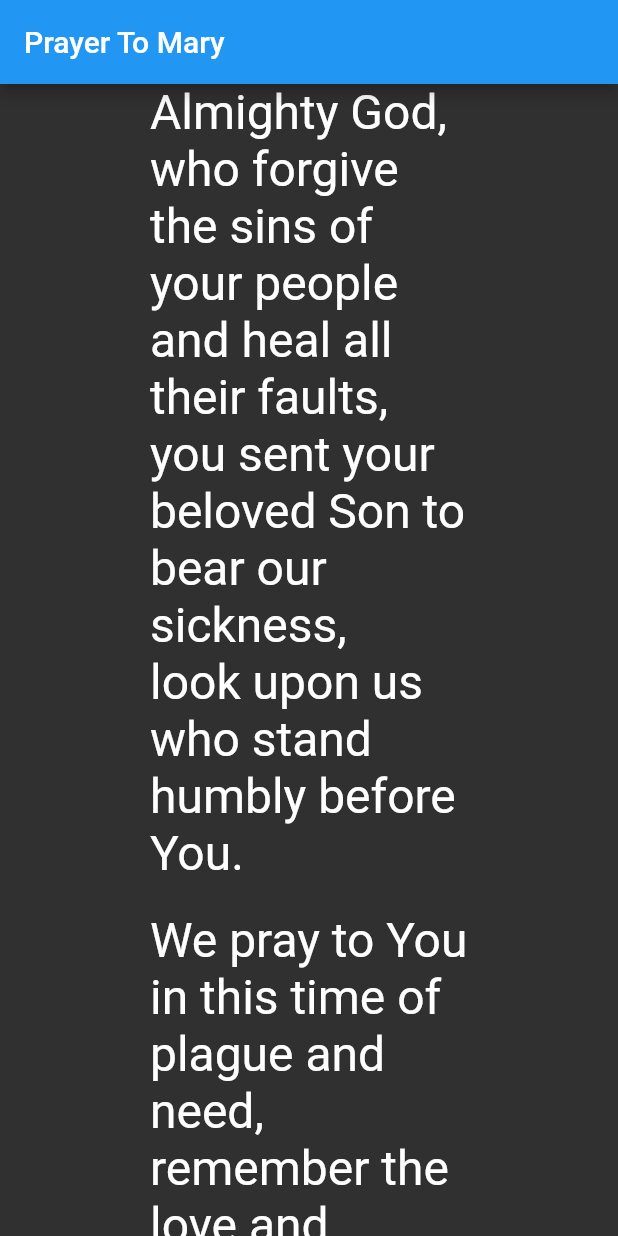
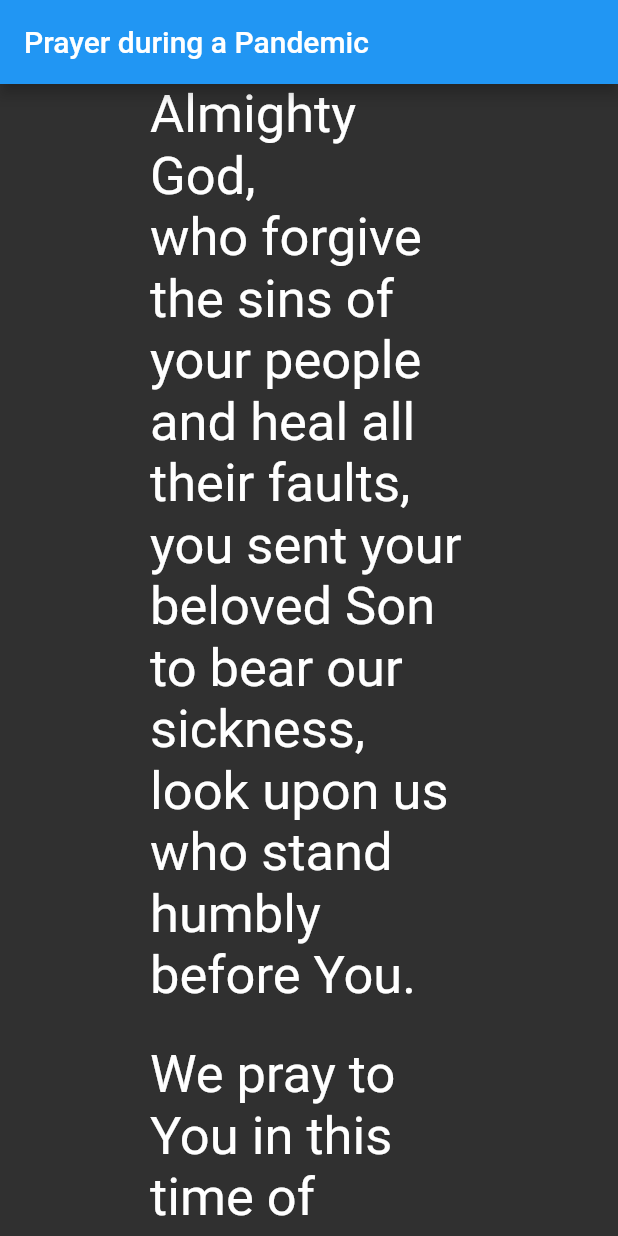
Before and after one commit to Leebecky/Prayerbook, a Flutter app: the PandemicPrayer screen opened directly with empty values, on a phone screen of 412 x 824 dp. Run offline on Flutter 3.47's test engine with Material 2 defaults, Android fonts, the phone set to English and light mode, and no system bars; missing offline and left inert: indexed_list_view.

Commit message:
Update 2.0
- Changed ListView to IndexedListView for more reliable navigation
- Increased overall application font size

```diff
--- a/lib/Chaplet/Page1.dart
+++ b/lib/Chaplet/Page1.dart
@@ -1,11 +1,13 @@
 import 'package:flutter/material.dart';
+import 'package:indexed_list_view/indexed_list_view.dart';
 import 'package:prayerbook/CustomWidget/customListTile.dart';
 import 'Page2.dart';
 import 'Page3.dart';
 
 class Chaplet extends StatelessWidget {
   final PageController chapletCtrl = PageController();
-  final ScrollController intercessionCtrl = ScrollController();
+  final IndexedScrollController intercessionCtrl =
+      IndexedScrollController(initialIndex: 0);
   final PageController pageCtrl;
   final ValueNotifier<int> intercessionIndex = ValueNotifier<int>(0);
 
@@ -28,17 +30,11 @@ class Chaplet extends StatelessWidget {
             //^  If we are still on the first page:
             if (chapletCtrl.page == 0) {
               //^ Go to next intercession if its not completed, else go to the next page
-              (intercessionIndex.value <= 8)
-                  ? intercessionCtrl.jumpTo(MediaQuery.of(context).size.width *
-                      intercessionIndex.value)
+              (intercessionIndex.value < 9)
+                  ? intercessionCtrl.jumpToIndex(intercessionIndex.value)
                   : chapletCtrl.nextPage(
                       duration: Duration(milliseconds: 1),
                       curve: Curves.linear);
-
-              //^ Increments the intercesionIndex when at 8 (cuz it starts at 0)
-              if (intercessionIndex.value == 8) {
-                intercessionIndex.value++;
-              }
             } else if (chapletCtrl.page != (chapletPages.length - 1)) {
               chapletCtrl.nextPage(
                   duration: Duration(milliseconds: 1), curve: Curves.linear);
@@ -81,21 +77,24 @@ class FirstPage extends StatelessWidget {
           ),
           Text(
             "[Say 1 Our Father and 3 Hail Marys after each of the following salutation in honour of the nine choirs of Angels]",
-            style: TextStyle(fontSize: 16),
+            style: TextStyle(fontSize: 22),
           ),
           SizedBox(
             height: 150,
           ),
           //~ Intercessions
           Expanded(
-            child: ListView.builder(
+            child: IndexedListView.builder(
+                minItemCount: 0,
+                maxItemCount: 9,
+                physics: ClampingScrollPhysics(),
                 controller: intercessionCtrl,
                 scrollDirection: Axis.horizontal,
-                itemCount: intercessions.length,
                 itemBuilder: (context, int i) {
                   intercessionIndex.value = i;
 
                   return Container(
+                      padding: EdgeInsets.symmetric(horizontal: 50),
                       width: MediaQuery.of(context).size.width,
                       child: intercessions[i]);
                 }),
@@ -107,41 +106,51 @@ class FirstPage extends StatelessWidget {
 
   final List<Widget> intercessions = [
     customListTile(
+        leading: Text("1.", style: leadingStyle),
         title:
-            "1. By the intercession of St. Michael and the celestial Choir of Seraphim, may the Lord make us worthy to burn with the fire of perfect charity.",
+            "By the intercession of St. Michael and the celestial Choir of Seraphim, may the Lord make us worthy to burn with the fire of perfect charity.",
         subtitle: "Amen"),
     customListTile(
+      leading: Text("2.", style: leadingStyle),
       title:
-          "2. By the intercession of St. Michael and the celestial Choir of Cherubim, may the Lord grant us the grace to leave the ways of sin and run in the paths of Christian perfection.",
+          "By the intercession of St. Michael and the celestial Choir of Cherubim, may the Lord grant us the grace to leave the ways of sin and run in the paths of Christian perfection.",
       subtitle: "Amen",
     ),
     customListTile(
+        leading: Text("3.", style: leadingStyle),
         title:
-            "3. By the intercession of St. Michael and the celestial Choir of Thrones, may the Lord infuse into our hearts a true and sincere spirit of humility.",
+            "By the intercession of St. Michael and the celestial Choir of Thrones, may the Lord infuse into our hearts a true and sincere spirit of humility.",
         subtitle: "Amen"),
     customListTile(
+        leading: Text("4.", style: leadingStyle),
         title:
-            "4. By the intercession of St. Michael and the celestial Choir of Dominations, may the Lord give us grace to govern our senses and overcome any unruly passions.",
+            "By the intercession of St. Michael and the celestial Choir of Dominations, may the Lord give us grace to govern our senses and overcome any unruly passions.",
         subtitle: "Amen"),
     customListTile(
+        leading: Text("5.", style: leadingStyle),
         title:
-            "5. By the intercession of St. Michael and the celestial Choir of Virtues, may the Lord preserve us from evil and falling into temptation.",
+            "By the intercession of St. Michael and the celestial Choir of Virtues, may the Lord preserve us from evil and falling into temptation.",
         subtitle: "Amen"),
     customListTile(
+        leading: Text("6.", style: leadingStyle),
         title:
-            "6. By the intercession of St. Michael and the celestial Choir of Powers, may the Lord protect our souls against the snares and temptations of the devil.",
+            "By the intercession of St. Michael and the celestial Choir of Powers, may the Lord protect our souls against the snares and temptations of the devil.",
         subtitle: "Amen"),
     customListTile(
+        leading: Text("7.", style: leadingStyle),
         title:
-            "7. By the intercession of St. Michael and the celestial Choir of Pricipalities, may God fill our souls with a true spirit of obedience.",
+            "By the intercession of St. Michael and the celestial Choir of Pricipalities, may God fill our souls with a true spirit of obedience.",
         subtitle: "Amen"),
     customListTile(
+        leading: Text("8.", style: leadingStyle),
         title:
-            "8. By the intercession of St. Michael and the celestial Choir of Archangels, may the Lord give us perseverance in faith and in all good works in order that we may attain the glory of heaven.",
+            "By the intercession of St. Michael and the celestial Choir of Archangels, may the Lord give us perseverance in faith and in all good works in order that we may attain the glory of heaven.",
         subtitle: "Amen"),
     customListTile(
+        leading: Text("9.", style: leadingStyle),
         title:
-            "9. By the intercession of St. Michael and the celestial Choir of Angels, may the Lord grant us to be protected by them in this mortal life and conducted in the life to come to heaven.",
+            "By the intercession of St. Michael and the celestial Choir of Angels, may the Lord grant us to be protected by them in this mortal life and conducted in the life to come to heaven.",
         subtitle: "Amen"),
+    Container()
   ];
 }
--- a/lib/CustomWidget/customText.dart
+++ b/lib/CustomWidget/customText.dart
@@ -1,7 +1,7 @@
 import 'package:flutter/cupertino.dart';
 
 Widget customText(String text,
-    {TextAlign textAlign = TextAlign.left, double fontSize = 32}) {
+    {TextAlign textAlign = TextAlign.left, double fontSize = 35}) {
   return Text(
     text,
     style: TextStyle(fontSize: fontSize),
@@ -10,7 +10,7 @@ Widget customText(String text,
 }
 
 Widget customTextLitany(String text,
-    {TextAlign textAlign = TextAlign.left, double fontSize = 28}) {
+    {TextAlign textAlign = TextAlign.left, double fontSize = 30 }) {
   return Text(
     text,
     style: TextStyle(fontSize: fontSize),
--- a/lib/PandemicPrayer/pandemic_prayer.dart
+++ b/lib/PandemicPrayer/pandemic_prayer.dart
@@ -14,7 +14,7 @@ class PandemicPrayer extends StatelessWidget {
 
     return Scaffold(
         appBar: AppBar(
-          title: Text("Prayer To Mary"),
+          title: Text("Prayer during a Pandemic"),
         ),
         body: GestureDetector(
           onTap: () {
@@ -48,10 +48,10 @@ class FirstPage extends StatelessWidget {
         children: [
           customText(
               "Almighty God, \nwho forgive the sins of your people and heal all their faults, \nyou sent your beloved Son to bear our sickness, \nlook upon us who stand humbly before You."),
-          SizedBox(height: 20),
+          SizedBox(height: 25),
           customText(
               "We pray to You in this time of plague and need, \nremember the love and kindness that You have always shown \nto Your people in times of tribulation."),
-          SizedBox(height: 20),
+          SizedBox(height: 25),
           customText(
               "Just as You graciously looked upon Aaron’s atonement \nand stopped the plague that broke out, \njust as You accepted David’s sacrifice \nand commanded the destroying angel to withdraw his hand \naccept also today, our prayer and sacrifice and show us mercy"),
         ],
--- a/lib/PrayerToMary/prayer_to_mary.dart
+++ b/lib/PrayerToMary/prayer_to_mary.dart
@@ -48,10 +48,10 @@ class FirstPage extends StatelessWidget {
         children: [
           customText(
               "O Mary, \nYou always shine on our path \nas a sign of salvation and of hope."),
-          SizedBox(height: 20),
+          SizedBox(height: 25),
           customText(
-              "We entrust ourselves to you, Health of the Sick,\n who at the cross took part in Jesus’ pain, keeping your faith firm."),
-          SizedBox(height: 20),
+              "We entrust ourselves to you, Health of the Sick,\nwho at the cross took part in Jesus’ pain, keeping your faith firm."),
+          SizedBox(height: 25),
           customText(
               "You, Salvation of the Roman People, \nknow what we need, \nand we are sure you will provide \nso that, as in Cana of Galilee, we may return to joy and to feasting \nafter this time of trial."),
         ],
--- a/pubspec.yaml
+++ b/pubspec.yaml
@@ -25,6 +25,7 @@ dependencies:
   flutter:
     sdk: flutter
 
+  indexed_list_view: ^2.0.0
 
   # The following adds the Cupertino Icons font to your application.
   # Use with the CupertinoIcons class for iOS style icons.
```
Also changed, not shown: lib/CustomWidget/customListTile.dart (+5 -8 lines), lib/closing.dart (+9 -3 lines), pubspec.lock.
